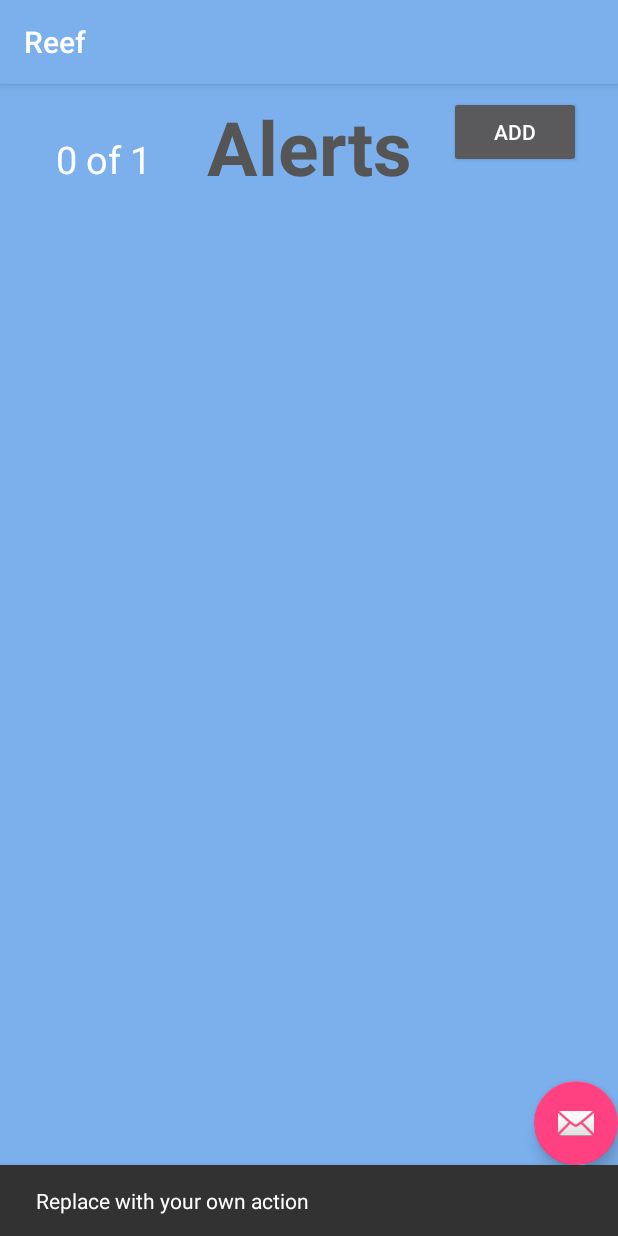
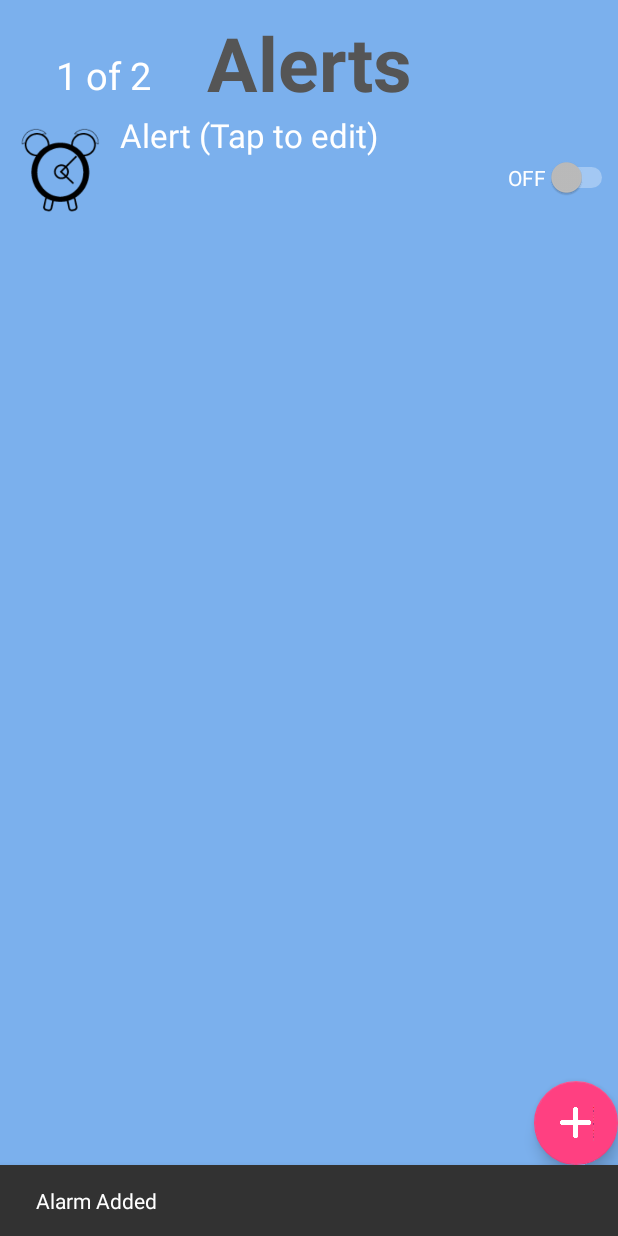
Before and after one commit to jekrause/reef, an Android app: the AlertsActivity screen opened directly, with no data from a screen before it, after a tap on an icon or button, on a phone screen of 412 x 824 dp. Run offline under Robolectric (Android 15) with nearby library versions, the phone set to English and light mode, and no system bars.

Commit message:
Alert Switch Listeners | Alert color change

```diff
--- a/app/src/main/java/kdc/reef/john/reefcaluclators/Alert.java
+++ b/app/src/main/java/kdc/reef/john/reefcaluclators/Alert.java
@@ -15,14 +15,17 @@ import java.util.List;
 
 public class Alert {
     Boolean bRepeats;
-    Drawable oIcon; //Set icon that will show up for alert (water bucket, test tube, etc...)
+    int iIcon; //Set icon that will show up for alert (water bucket, test tube, etc...)
     Time oCreationTime;
     Time oAlertTime;
     Calendar oRepeatSchedule;
     Switch oSwitch;
+    String sName;
 
-    public Alert(Time poAlertTime, Calendar poRepeatSchedule, Boolean pbRepeats, Drawable poIcon){
+    public Alert(Time poAlertTime, Calendar poRepeatSchedule, Boolean pbRepeats){
         //// TODO: 9/7/2017
+        iIcon = R.drawable.alarm_clock_black;
         bRepeats = pbRepeats == null ? false : pbRepeats;
+        sName = "Alert (Tap to edit)";
     }
 }
--- a/app/src/main/java/kdc/reef/john/reefcaluclators/AlertsActivity.java
+++ b/app/src/main/java/kdc/reef/john/reefcaluclators/AlertsActivity.java
@@ -1,18 +1,27 @@
 package kdc.reef.john.reefcaluclators;
 
+import android.app.AlertDialog;
+import android.content.DialogInterface;
 import android.graphics.Color;
+import android.graphics.drawable.BitmapDrawable;
+import android.graphics.drawable.Drawable;
 import android.net.Uri;
 import android.os.Bundle;
 import android.support.design.widget.FloatingActionButton;
 import android.support.design.widget.Snackbar;
 import android.support.v7.app.AppCompatActivity;
 import android.support.v7.widget.Toolbar;
+import android.view.DragEvent;
 import android.view.View;
 import android.view.ViewGroup;
+import android.widget.AdapterView;
 import android.widget.ArrayAdapter;
+import android.widget.CompoundButton;
 import android.widget.ImageView;
 import android.widget.ListView;
+import android.widget.Switch;
 import android.widget.TextView;
+import android.widget.Toast;
 
 import com.bumptech.glide.Glide;
 
@@ -23,27 +32,33 @@ public class AlertsActivity extends AppCompatActivity {
 
     public static List<Alert> lsAlerts;
     ArrayAdapter<Alert> oAlertsArrayAdapter;
+    int iMaxNumber = 2;
+    int iCurrentNumber = 0;
 
     ListView viewListView;
+    TextView txtCounter;
 
     @Override
     protected void onCreate(Bundle savedInstanceState) {
         super.onCreate(savedInstanceState);
         setContentView(R.layout.activity_alerts);
-        Toolbar toolbar = (Toolbar) findViewById(R.id.toolbar);
-        setSupportActionBar(toolbar);
 
         FloatingActionButton fab = (FloatingActionButton) findViewById(R.id.fab);
         fab.setOnClickListener(new View.OnClickListener() {
             @Override
             public void onClick(View view) {
-                Snackbar.make(view, "Replace with your own action", Snackbar.LENGTH_LONG)
-                        .setAction("Action", null).show();
+                if (addAlert()){
+                    Snackbar.make(view, "Alarm Added", Snackbar.LENGTH_SHORT).setAction("Action", null).show();
+                }
+                else{
+                    Snackbar.make(view, "Please consider upgrading.", Snackbar.LENGTH_LONG).setAction("Action", null).show();
+                }
             }
         });
-        oAlertsArrayAdapter = new AlertsActivity.MyListAdapter();
         lsAlerts = new ArrayList<>();
         viewListView = (ListView) findViewById(R.id.listViewAlarms);
+        txtCounter = (TextView) findViewById(R.id.txtCounter);
+        oAlertsArrayAdapter = new AlertsActivity.MyListAdapter();
         //curNumber = coralProfileArrayList.size();
         viewListView.setCacheColorHint(Color.TRANSPARENT); // not sure if this is required for you.
         viewListView.setFastScrollEnabled(true);
@@ -57,21 +72,91 @@ public class AlertsActivity extends AppCompatActivity {
         }
 
         @Override
-        public View getView(int position, View convertView, ViewGroup parent) {
+        public View getView(final int position, View convertView, ViewGroup parent) {
             //make sure we have a view to work with
-            View coralView = convertView;
-            if(coralView == null){
-                coralView = getLayoutInflater().inflate(R.layout.alert_list_item,parent,false);
-
+            View alertView = convertView;
+            if(alertView == null) {
+                alertView = getLayoutInflater().inflate(R.layout.alert_list_item, parent, false);
             }
-
-            return coralView;
+            final ImageView imageViewIcon = (ImageView) alertView.findViewById(R.id.itemIcon);
+            imageViewIcon.setBackgroundResource(lsAlerts.get(position).iIcon);
+            TextView txtName = (TextView) alertView.findViewById(R.id.txtAlertItemTitle);
+            txtName.setText(lsAlerts.get(position).sName);
+            final Switch switch1 = (Switch) alertView.findViewById(R.id.switch1);
+            switch1.setOnCheckedChangeListener(new CompoundButton.OnCheckedChangeListener() {
+                @Override
+                public void onCheckedChanged(CompoundButton buttonView, boolean isChecked) {
+                    if(isChecked){
+                        switch1.setText("ON ");
+                        lsAlerts.get(position).iIcon = R.drawable.alarm_clock_red;
+                    }
+                    else{
+                        switch1.setText("OFF");
+                        lsAlerts.get(position).iIcon = R.drawable.alarm_clock_black;
+                    }
+                    oAlertsArrayAdapter.notifyDataSetChanged();
+                }
+            });
+            return alertView;
         }
     }
 
-    public void addAlert(View view){
-        lsAlerts.add(new Alert(null,null,true,null));
-        oAlertsArrayAdapter.notifyDataSetChanged();
+    public boolean addAlert(){
+        if(iCurrentNumber<iMaxNumber){
+            lsAlerts.add(new Alert(null,null,true));
+            iCurrentNumber ++;
+            oAlertsArrayAdapter.notifyDataSetChanged();
+            updateCounter();
+            registerClickCallBack();
+            return true;
+        }
+        return false;
     }
 
+    private void updateCounter(){
+        txtCounter.setText(iCurrentNumber + " of " + iMaxNumber);
+        if(iCurrentNumber == iMaxNumber){
+            txtCounter.setTextColor(Color.RED);
+        }
+        else{
+            txtCounter.setTextColor(Color.WHITE);
+        }
+    }
+
+    //sets on click listeners
+    private void registerClickCallBack(){
+        viewListView = (ListView) findViewById(R.id.listViewAlarms);
+        viewListView.setOnItemLongClickListener(new AdapterView.OnItemLongClickListener() {
+            @Override
+            public boolean onItemLongClick(AdapterView<?> parent, View view, int position, long id) {
+                AlertDialog.Builder builder = new AlertDialog.Builder(AlertsActivity.this);
+                builder.setTitle("Confirm Deletion");
+                builder.setMessage("Are you sure you want to delete this profile?");
+                builder.setPositiveButton("YES", new DialogInterface.OnClickListener() {
+                    public void onClick(DialogInterface dialog, int which) {
+                        // Do nothing but close the dialog
+                        //TODO
+                    }
+                });
+                builder.setNegativeButton("NO", new DialogInterface.OnClickListener() {
+
+                    @Override
+                    public void onClick(DialogInterface dialog, int which) {
+                        // Do nothing
+                        dialog.dismiss();
+                    }
+                });
+                AlertDialog alert = builder.create();
+                alert.show();
+                return true;
+            }
+        });
+        viewListView.setOnItemClickListener(new AdapterView.OnItemClickListener() {
+            @Override
+            public void onItemClick(AdapterView<?> parent, View view, int position, long id) {
+                //TODO
+                Toast.makeText(AlertsActivity.this, "Edit Popup", Toast.LENGTH_SHORT).show();
+            }
+        });
+    }
 }
--- a/app/src/main/res/layout/activity_alerts.xml
+++ b/app/src/main/res/layout/activity_alerts.xml
@@ -5,20 +5,6 @@
     android:layout_width="match_parent"
     android:layout_height="match_parent"
     tools:context="kdc.reef.john.reefcaluclators.AlertsActivity">
-
-    <android.support.design.widget.AppBarLayout
-        android:layout_width="match_parent"
-        android:layout_height="wrap_content"
-        android:theme="@style/AppTheme.AppBarOverlay">
-
-        <android.support.v7.widget.Toolbar
-            android:id="@+id/toolbar"
-            android:layout_width="match_parent"
-            android:layout_height="?attr/actionBarSize"
-            android:background="?attr/colorPrimary"
-            app:popupTheme="@style/AppTheme.PopupOverlay" />
-
-    </android.support.design.widget.AppBarLayout>
 
     <include layout="@layout/content_alerts" />
 
@@ -28,6 +14,6 @@
         android:layout_height="wrap_content"
         android:layout_gravity="bottom|end"
         android:layout_margin="@dimen/fab_margin"
-        app:srcCompat="@android:drawable/ic_dialog_email" />
+        android:src="@drawable/plus_white"/>
 
 </android.support.design.widget.CoordinatorLayout>
--- a/app/src/main/res/layout/alert_list_item.xml
+++ b/app/src/main/res/layout/alert_list_item.xml
@@ -10,7 +10,6 @@
         android:layout_alignParentTop="true"
         android:layout_alignParentLeft="true"
         android:layout_alignParentStart="true"
-        android:src="@drawable/alarm_clock_black"
         android:adjustViewBounds="true" />
 
     <TextView
@@ -18,7 +17,7 @@
         android:layout_height="wrap_content"
         android:textAppearance="?android:attr/textAppearanceLarge"
         android:text="Alert"
-        android:id="@+id/coralViewNameText"
+        android:id="@+id/txtAlertItemTitle"
         android:layout_alignParentTop="true"
         android:layout_toRightOf="@+id/itemIcon" />
 
@@ -27,7 +26,7 @@
         android:layout_width="wrap_content"
         android:layout_height="wrap_content"
         android:layout_alignParentEnd="true"
-        android:layout_below="@+id/coralViewNameText"
+        android:layout_below="@+id/txtAlertItemTitle"
         android:text="OFF" />
 
 </RelativeLayout>
--- a/app/src/main/res/layout/content_alerts.xml
+++ b/app/src/main/res/layout/content_alerts.xml
@@ -42,30 +42,18 @@
         app:layout_constraintRight_toRightOf="parent" />
 
     <TextView
-        android:id="@+id/textView4"
+        android:id="@+id/txtCounter"
         android:layout_width="wrap_content"
         android:layout_height="wrap_content"
-        android:text="0 of 1"
-        android:textSize="25sp"
-        android:textColor="@android:color/white"
         android:layout_alignParentStart="true"
         android:layout_marginBottom="8dp"
+        android:layout_marginLeft="8dp"
+        android:layout_marginRight="8dp"
+        android:text="0 of 2"
+        android:textColor="@android:color/white"
+        android:textSize="25sp"
         app:layout_constraintBottom_toTopOf="@+id/listViewAlarms"
-        app:layout_constraintRight_toLeftOf="@+id/txtAlertsTitle"
-        android:layout_marginRight="8dp"
-        android:layout_marginLeft="8dp"
-        app:layout_constraintLeft_toLeftOf="parent" />
-
-    <Button
-        android:layout_width="wrap_content"
-        android:layout_height="wrap_content"
-        android:text="Add"
-        android:onClick="addAlert"
-        android:layout_marginRight="8dp"
-        app:layout_constraintRight_toRightOf="parent"
-        app:layout_constraintLeft_toRightOf="@+id/txtAlertsTitle"
-        android:layout_marginLeft="8dp"
-        app:layout_constraintTop_toTopOf="parent"
-        android:layout_marginTop="8dp" />
+        app:layout_constraintLeft_toLeftOf="parent"
+        app:layout_constraintRight_toLeftOf="@+id/txtAlertsTitle" />
 
 </android.support.constraint.ConstraintLayout>
```
Also changed, not shown: app/src/main/res/layout/activity_tank_inhabitants.xml (+3 -5 lines), app/src/main/res/drawable/plus_white.png (added).
